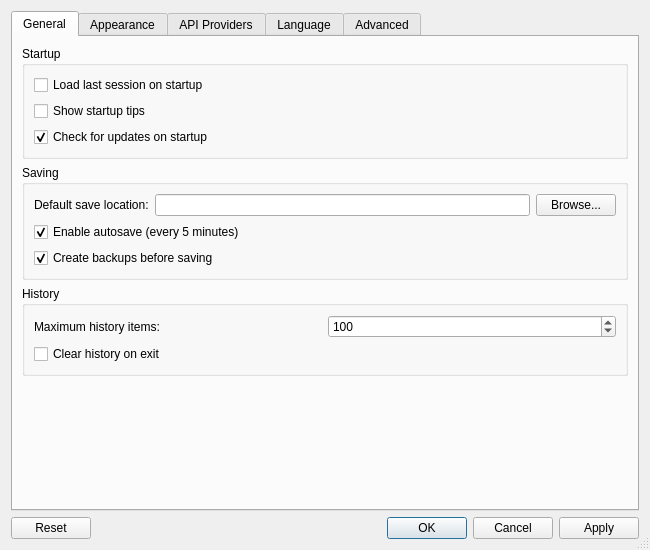
Old version of the form ui/designer/settings_dialog.ui in the repository justinlietz93/Prometheus_AI_Companion.
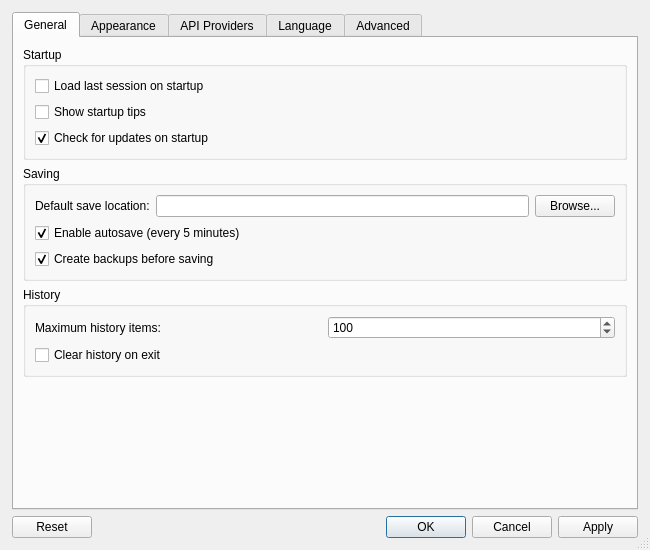
New version of the form.

What changed in the file:
```diff
--- a/ui/designer/settings_dialog.ui
+++ b/ui/designer/settings_dialog.ui
@@ -17,6 +17,21 @@
    <bool>true</bool>
   </property>
   <layout class="QVBoxLayout" name="verticalLayout">
+   <property name="spacing">
+    <number>6</number>
+   </property>
+   <property name="leftMargin">
+    <number>12</number>
+   </property>
+   <property name="topMargin">
+    <number>12</number>
+   </property>
+   <property name="rightMargin">
+    <number>12</number>
+   </property>
+   <property name="bottomMargin">
+    <number>12</number>
+   </property>
    <item>
     <widget class="QTabWidget" name="tabWidget">
      <property name="currentIndex">
@@ -938,6 +953,9 @@
      <property name="standardButtons">
       <set>QDialogButtonBox::Apply|QDialogButtonBox::Cancel|QDialogButtonBox::Ok|QDialogButtonBox::Reset</set>
      </property>
+     <property name="centerButtons">
+      <bool>false</bool>
+     </property>
     </widget>
    </item>
   </layout>
```
Left out of the diff: 3 changed lines with no effect on the pictures.
